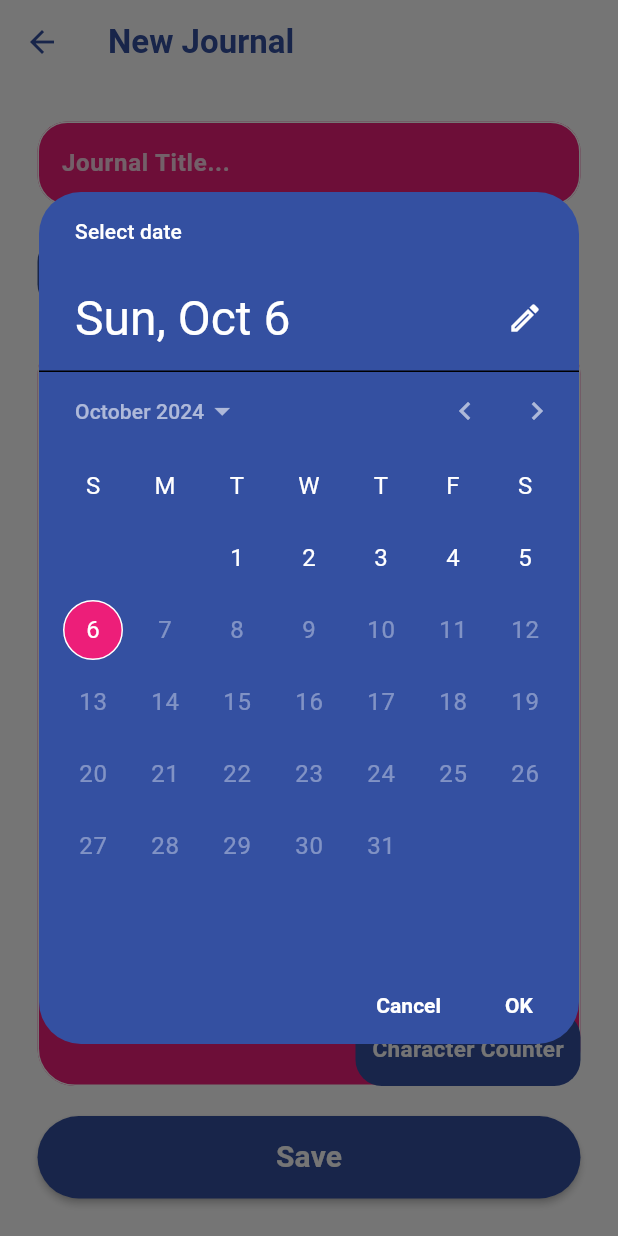
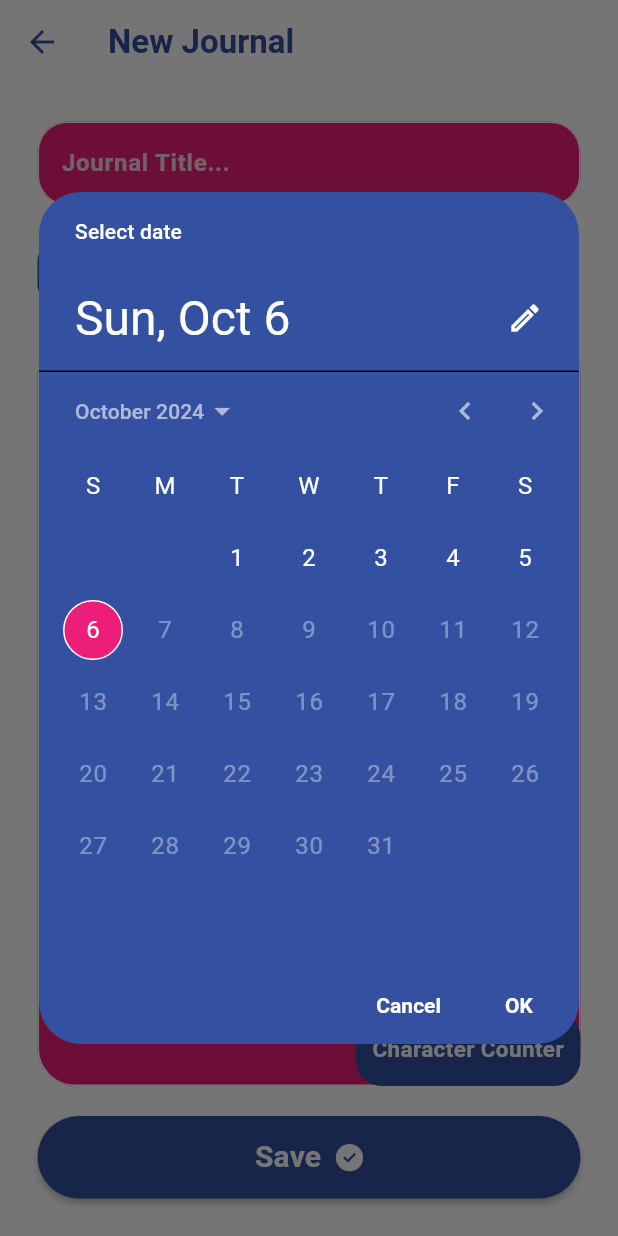
Before and after one commit to ErfanRht/SoulScribe, a Flutter app: the NewEntryPage screen opened directly, after a tap on an icon or button, on a phone screen of 412 x 824 dp. Run offline on Flutter 3.47's test engine with Material 3 defaults, Android fonts, the light colour scheme and no system bars; our stand-ins replace concentric_transition, flutter_spinkit, flutter_svg, font_awesome_flutter, get, google_fonts and 4 more; missing offline and left inert: ms_undraw; accounts and stored records are empty; network calls fail; Roboto replaces fonts that are missing (Ubuntu).

Commit message:
icons upgraded

```diff
--- a/lib/models/entries.dart
+++ b/lib/models/entries.dart
@@ -27,7 +27,6 @@ Future<bool> getEntries() async {
     for (int i = 0; i < entriesDate2.length; i++) {
       entriesDate2[i].add(dateDifference(entriesDate2[i]).toString());
     }
-    print(entries);
     entriesDate2.sort((a, b) => int.parse(a[3]).compareTo(int.parse(b[3])));
     Get.find<MainController>().updateMainStete(newEntriesDates: entriesDate2);
     return true;
@@ -49,7 +48,6 @@ Future<bool> addEntry(
       List<String> entries = prefs.getStringList('entries') ?? [];
       entries.add(
           "${title.replaceAll("&&+-+-&&", "")}&&+-+-&&${content.replaceAll("&&+-+-&&", "")}&&+-+-&&${dateTime.year}-${dateTime.month}-${dateTime.day}");
-      print("entries: $entries");
       prefs.setStringList('entries', entries);
       getEntries();
       return true;
@@ -103,7 +101,6 @@ Future<bool> removeEntry({required String index}) async {
     List entries = Get.find<MainController>().entires;
 
     entries.removeAt(int.parse(index) - 1);
-    print("hereeeeeeeeeeeeeeeeeeeeeeeeeeeeeeeeeeeeeeeeeeeeeeeeeeeeeeee");
 
     finalEntries = entries.map((e) {
       List<String> entryParts = e;
--- a/lib/pages/main/bottom_bar/bottom_bar_double_bullet/bottom_bar_double_bullet.dart
+++ b/lib/pages/main/bottom_bar/bottom_bar_double_bullet/bottom_bar_double_bullet.dart
@@ -1,5 +1,6 @@
 import 'dart:ui';
 import 'package:flutter/material.dart';
+import 'package:iconly/iconly.dart';
 import 'package:soulscribe/constants/colors.dart';
 import 'package:soulscribe/pages/main/main_page.dart';
 import 'package:soulscribe/pages/new_entry/new-entry.dart';
@@ -267,8 +268,8 @@ class _BottomBarDoubleBulletState extends State<BottomBarDoubleBullet>
                       child: Transform.rotate(
                         angle: math.pi / 4,
                         child: const Icon(
-                          Icons.add,
-                          size: 32.5,
+                          IconlyBold.edit,
+                          size: 27.5,
                           color: Colors.white,
                         ),
                       ),
--- a/lib/pages/main/pages/quotes/components/quote_settings.dart
+++ b/lib/pages/main/pages/quotes/components/quote_settings.dart
@@ -67,7 +67,7 @@ class _QuoteSettingsState extends State<QuoteSettings> {
           duration: const Duration(milliseconds: 500),
           opacity: reloadButtonOpacity,
           child: Padding(
-            padding: const EdgeInsets.only(bottom: 225),
+            padding: const EdgeInsets.only(bottom: 240),
             child: RoundedLoadingButton(
               height: 55,
               animateOnTap: false,
--- a/lib/pages/main/pages/quotes/quotes.dart
+++ b/lib/pages/main/pages/quotes/quotes.dart
@@ -22,7 +22,7 @@ class QuotesPage extends StatelessWidget {
             child: Column(
               children: [
                 Padding(
-                  padding: const EdgeInsets.only(bottom: 42.5),
+                  padding: const EdgeInsets.only(bottom: 27.5),
                   child: Text(
                     "Quotes",
                     textAlign: TextAlign.center,
--- a/lib/pages/new_entry/components/datepicker.dart
+++ b/lib/pages/new_entry/components/datepicker.dart
@@ -1,6 +1,7 @@
 import 'package:flutter/material.dart';
 import 'package:get/get.dart';
 import 'package:google_fonts/google_fonts.dart';
+import 'package:iconly/iconly.dart';
 import 'package:soulscribe/constants/colors.dart';
 import 'package:soulscribe/constants/data.dart';
 import 'package:soulscribe/pages/new_entry/controller.dart';
@@ -57,7 +58,7 @@ class NewEntryDatePicker extends StatelessWidget {
             mainAxisAlignment: MainAxisAlignment.center,
             children: [
               const Icon(
-                Icons.calendar_month_rounded,
+                IconlyBold.calendar,
                 color: Colors.white,
               ),
               const SizedBox(
--- a/lib/pages/new_entry/components/moodpicker.dart
+++ b/lib/pages/new_entry/components/moodpicker.dart
@@ -1,4 +1,5 @@
 import 'package:flutter/material.dart';
+import 'package:font_awesome_flutter/font_awesome_flutter.dart';
 import 'package:google_fonts/google_fonts.dart';
 
 class NewEntryMoodPicker extends StatelessWidget {
@@ -16,8 +17,8 @@ class NewEntryMoodPicker extends StatelessWidget {
         mainAxisAlignment: MainAxisAlignment.center,
         children: [
           const Icon(
-            Icons.mood_rounded,
-            size: 27.5,
+            FontAwesomeIcons.solidFaceSmile,
+            size: 22.5,
             color: Colors.white,
           ),
           const SizedBox(
--- a/lib/pages/new_entry/components/save.dart
+++ b/lib/pages/new_entry/components/save.dart
@@ -1,7 +1,9 @@
 import 'package:flutter/material.dart';
 import 'package:flutter/services.dart';
+import 'package:font_awesome_flutter/font_awesome_flutter.dart';
 import 'package:get/get.dart';
 import 'package:google_fonts/google_fonts.dart';
+import 'package:iconly/iconly.dart';
 import 'package:soulscribe/constants/colors.dart';
 import 'package:soulscribe/models/entries.dart';
 import 'package:soulscribe/pages/new_entry/controller.dart';
@@ -61,11 +63,23 @@ class NewEntrySaveButton extends StatelessWidget {
                     }
                   },
                   valueColor: Colors.white,
-                  child: Text('Delete',
+                  child: Row(
+                    mainAxisAlignment: MainAxisAlignment.center,
+                    children: [
+                      const Icon(
+                        IconlyBold.delete,
+                        color: Colors.white,
+                      ),
+                      const SizedBox(
+                        width: 10,
+                      ),
+                      Text('Delete',
                           style: GoogleFonts.ubuntu(
                               color: Colors.white,
                               fontSize: 20,
                               fontWeight: FontWeight.w700)),
+                    ],
+                  ),
                 )
               : const SizedBox(),
           SizedBox(
@@ -114,11 +128,23 @@ class NewEntrySaveButton extends StatelessWidget {
               }
             },
             valueColor: Colors.white,
-            child: Text('Save',
+            child: Row(
+              mainAxisAlignment: MainAxisAlignment.center,
+              children: [
+                Text('Save',
                     style: GoogleFonts.ubuntu(
                         color: Colors.white,
                         fontSize: 20,
                         fontWeight: FontWeight.w700)),
+                const SizedBox(
+                  width: 10,
+                ),
+                const Icon(
+                  FontAwesomeIcons.solidCircleCheck,
+                  color: Colors.white,
+                ),
+              ],
+            ),
           ),
         ],
       );
--- a/pubspec.yaml
+++ b/pubspec.yaml
@@ -50,6 +50,7 @@ dependencies:
   http: ^0.13.6
   typewritertext: ^3.0.9
   awesome_snackbar_content: ^0.1.2
+  iconly: ^1.0.1
 
 dev_dependencies:
   flutter_test:
```
Also changed, not shown: lib/pages/intro/intro.dart (+8 -6 lines), lib/pages/intro/transition/page_view.dart (+16 -2 lines), lib/pages/main/main_page.dart (+5 -5 lines), lib/pages/main/pages/quotes/components/quote_builder.dart (+6 -5 lines), lib/widgets/snackbar.dart (+7 -1 lines), pubspec.lock. Lines whose indentation alone changed are shown as unchanged.
